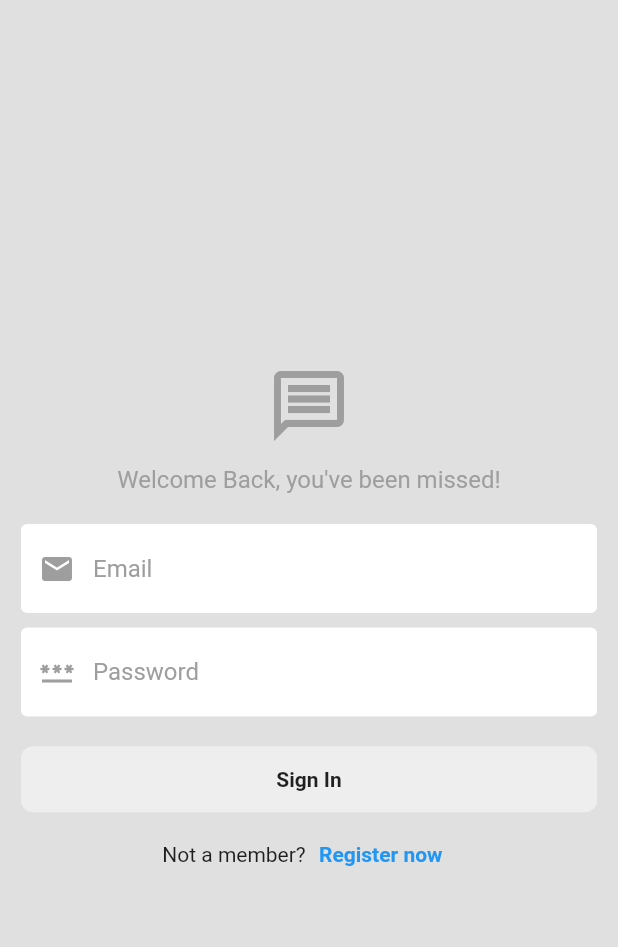
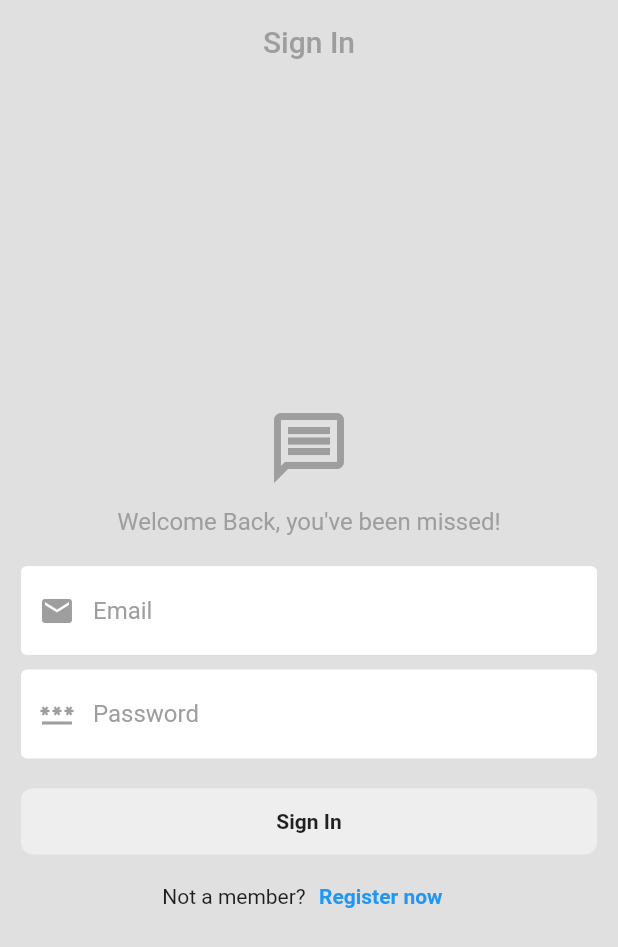
Before and after one commit to Hashimkhann1/chat_app_flutter_with_rooms, a Flutter app: the screen it shows after launch, on a phone screen of 412 x 824 dp. Shown: the top 947 px of the screen. Run offline on Flutter 3.47's test engine with Material 2 defaults, Android fonts, the phone set to English and light mode, and no system bars; our stand-ins replace cloud_firestore, firebase_auth, firebase_core, fluttertoast, get; accounts and stored records are empty.

Commit message:
app is changed

```diff
--- a/lib/view/auth_view/signin_view/signin_view.dart
+++ b/lib/view/auth_view/signin_view/signin_view.dart
@@ -23,6 +23,14 @@ class SignInView extends StatelessWidget {
     final color = Theme.of(context).colorScheme;
     return Scaffold(
       backgroundColor: color.background,
+      appBar: AppBar(
+        title: MyText(title: "Sign In",),
+        centerTitle: true,
+        automaticallyImplyLeading: false,
+        backgroundColor: Colors.transparent,
+        foregroundColor: Colors.grey,
+        elevation: 0,
+      ),
       body: Center(
         child: SingleChildScrollView(
           child: Padding(
```
